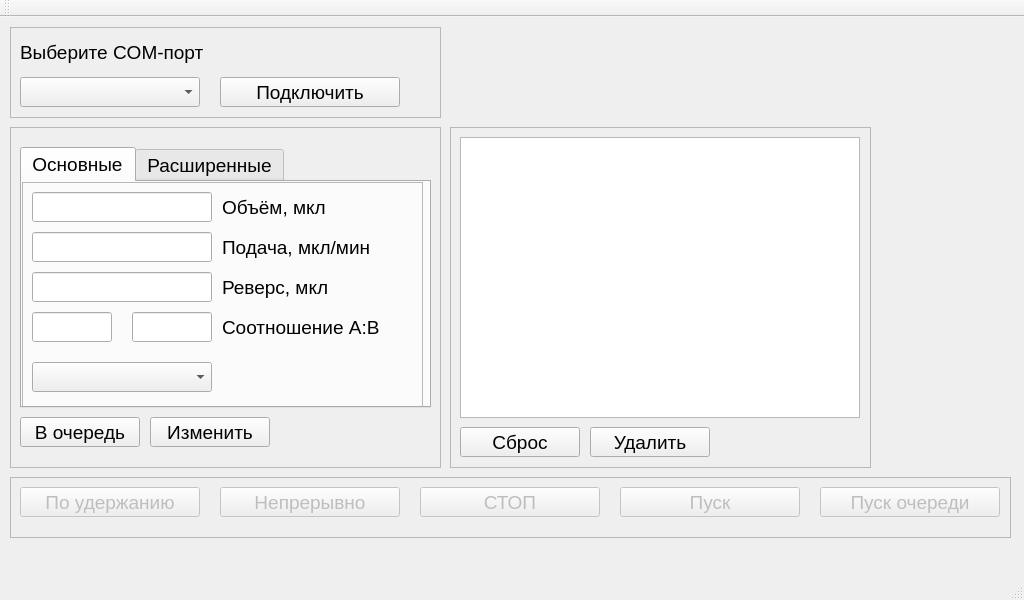
Before: the Qt Designer form MC3/MC3/mainwindow.ui in Vlad104/Monorotor_Commander_Desktop, drawn with Qt 5.
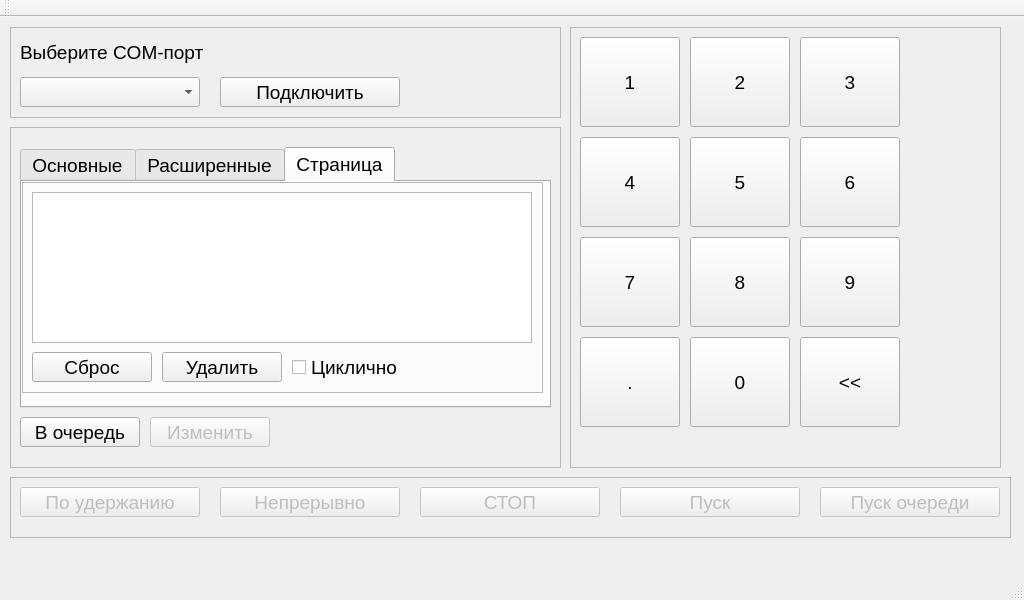
After: the same form once the commit is applied. The open tabs and pages were chosen to show the change.

Commit message: Добавил кнопки ввода

Patch:
```diff
--- a/MC3/MC3/mainwindow.ui
+++ b/MC3/MC3/mainwindow.ui
@@ -45,7 +45,7 @@
      <rect>
       <x>10</x>
       <y>110</y>
-      <width>431</width>
+      <width>551</width>
       <height>341</height>
      </rect>
     </property>
@@ -83,7 +83,7 @@
       <rect>
        <x>10</x>
        <y>20</y>
-       <width>411</width>
+       <width>531</width>
        <height>261</height>
       </rect>
      </property>
@@ -186,6 +186,9 @@
         </property>
        </widget>
        <widget class="QLabel" name="label_reverse">
+        <property name="enabled">
+         <bool>false</bool>
+        </property>
         <property name="geometry">
          <rect>
           <x>200</x>
@@ -279,6 +282,9 @@
         </property>
        </widget>
        <widget class="QLineEdit" name="lineEdit_reverse">
+        <property name="enabled">
+         <bool>false</bool>
+        </property>
         <property name="geometry">
          <rect>
           <x>10</x>
@@ -515,33 +521,17 @@
        </widget>
       </widget>
      </widget>
-    </widget>
-    <widget class="QPushButton" name="pushButton_change">
-     <property name="geometry">
-      <rect>
-       <x>140</x>
-       <y>290</y>
-       <width>120</width>
-       <height>30</height>
-      </rect>
-     </property>
-     <property name="font">
-      <font>
-       <pointsize>14</pointsize>
-      </font>
-     </property>
-     <property name="text">
-      <string>Изменить</string>
-     </property>
-    </widget>
-   </widget>
+     <widget class="QWidget" name="tab">
+      <attribute name="title">
+       <string>Страница</string>
+      </attribute>
    <widget class="QFrame" name="frame_order">
     <property name="geometry">
      <rect>
-      <x>450</x>
-      <y>110</y>
-      <width>421</width>
-      <height>341</height>
+         <x>0</x>
+         <y>0</y>
+         <width>521</width>
+         <height>211</height>
      </rect>
     </property>
     <property name="font">
@@ -559,7 +549,7 @@
      <property name="geometry">
       <rect>
        <x>140</x>
-       <y>300</y>
+          <y>170</y>
        <width>120</width>
        <height>30</height>
       </rect>
@@ -577,7 +567,7 @@
      <property name="geometry">
       <rect>
        <x>10</x>
-       <y>300</y>
+          <y>170</y>
        <width>120</width>
        <height>30</height>
       </rect>
@@ -596,8 +586,8 @@
       <rect>
        <x>10</x>
        <y>10</y>
-       <width>400</width>
-       <height>281</height>
+          <width>500</width>
+          <height>151</height>
       </rect>
      </property>
      <property name="sizePolicy">
@@ -648,19 +638,56 @@
       <bool>false</bool>
      </attribute>
      <attribute name="verticalHeaderDefaultSectionSize">
-      <number>30</number>
+         <number>33</number>
      </attribute>
      <attribute name="verticalHeaderMinimumSectionSize">
       <number>30</number>
      </attribute>
     </widget>
+       <widget class="QCheckBox" name="checkBox_loop">
+        <property name="geometry">
+         <rect>
+          <x>270</x>
+          <y>170</y>
+          <width>121</width>
+          <height>31</height>
+         </rect>
+        </property>
+        <property name="text">
+         <string>Циклично</string>
+        </property>
+       </widget>
+      </widget>
+     </widget>
+    </widget>
+    <widget class="QPushButton" name="pushButton_change">
+     <property name="enabled">
+      <bool>false</bool>
+     </property>
+     <property name="geometry">
+      <rect>
+       <x>140</x>
+       <y>290</y>
+       <width>120</width>
+       <height>30</height>
+      </rect>
+     </property>
+     <property name="font">
+      <font>
+       <pointsize>14</pointsize>
+      </font>
+     </property>
+     <property name="text">
+      <string>Изменить</string>
+     </property>
+    </widget>
    </widget>
    <widget class="QFrame" name="frame_com">
     <property name="geometry">
      <rect>
       <x>10</x>
       <y>10</y>
-      <width>431</width>
+      <width>551</width>
       <height>91</height>
      </rect>
     </property>
@@ -853,6 +880,178 @@
      </property>
     </widget>
    </widget>
+   <widget class="QFrame" name="frame_numbers">
+    <property name="geometry">
+     <rect>
+      <x>570</x>
+      <y>10</y>
+      <width>431</width>
+      <height>441</height>
+     </rect>
+    </property>
+    <property name="frameShape">
+     <enum>QFrame::StyledPanel</enum>
+    </property>
+    <property name="frameShadow">
+     <enum>QFrame::Plain</enum>
+    </property>
+    <widget class="QPushButton" name="pushButton_n1">
+     <property name="geometry">
+      <rect>
+       <x>10</x>
+       <y>10</y>
+       <width>100</width>
+       <height>90</height>
+      </rect>
+     </property>
+     <property name="text">
+      <string>1</string>
+     </property>
+    </widget>
+    <widget class="QPushButton" name="pushButton_n2">
+     <property name="geometry">
+      <rect>
+       <x>120</x>
+       <y>10</y>
+       <width>100</width>
+       <height>90</height>
+      </rect>
+     </property>
+     <property name="text">
+      <string>2</string>
+     </property>
+    </widget>
+    <widget class="QPushButton" name="pushButton_n3">
+     <property name="geometry">
+      <rect>
+       <x>230</x>
+       <y>10</y>
+       <width>100</width>
+       <height>90</height>
+      </rect>
+     </property>
+     <property name="text">
+      <string>3</string>
+     </property>
+    </widget>
+    <widget class="QPushButton" name="pushButton_n4">
+     <property name="geometry">
+      <rect>
+       <x>10</x>
+       <y>110</y>
+       <width>100</width>
+       <height>90</height>
+      </rect>
+     </property>
+     <property name="text">
+      <string>4</string>
+     </property>
+    </widget>
+    <widget class="QPushButton" name="pushButton_n5">
+     <property name="geometry">
+      <rect>
+       <x>120</x>
+       <y>110</y>
+       <width>100</width>
+       <height>90</height>
+      </rect>
+     </property>
+     <property name="text">
+      <string>5</string>
+     </property>
+    </widget>
+    <widget class="QPushButton" name="pushButton_n6">
+     <property name="geometry">
+      <rect>
+       <x>230</x>
+       <y>110</y>
+       <width>100</width>
+       <height>90</height>
+      </rect>
+     </property>
+     <property name="text">
+      <string>6</string>
+     </property>
+    </widget>
+    <widget class="QPushButton" name="pushButton_n7">
+     <property name="geometry">
+      <rect>
+       <x>10</x>
+       <y>210</y>
+       <width>100</width>
+       <height>90</height>
+      </rect>
+     </property>
+     <property name="text">
+      <string>7</string>
+     </property>
+    </widget>
+    <widget class="QPushButton" name="pushButton_n8">
+     <property name="geometry">
+      <rect>
+       <x>120</x>
+       <y>210</y>
+       <width>100</width>
+       <height>90</height>
+      </rect>
+     </property>
+     <property name="text">
+      <string>8</string>
+     </property>
+    </widget>
+    <widget class="QPushButton" name="pushButton_n9">
+     <property name="geometry">
+      <rect>
+       <x>230</x>
+       <y>210</y>
+       <width>100</width>
+       <height>90</height>
+      </rect>
+     </property>
+     <property name="text">
+      <string>9</string>
+     </property>
+    </widget>
+    <widget class="QPushButton" name="pushButton_n11">
+     <property name="geometry">
+      <rect>
+       <x>10</x>
+       <y>310</y>
+       <width>100</width>
+       <height>90</height>
+      </rect>
+     </property>
+     <property name="text">
+      <string>.</string>
+     </property>
+    </widget>
+    <widget class="QPushButton" name="pushButton_n0">
+     <property name="geometry">
+      <rect>
+       <x>120</x>
+       <y>310</y>
+       <width>100</width>
+       <height>90</height>
+      </rect>
+     </property>
+     <property name="text">
+      <string>0</string>
+     </property>
+    </widget>
+    <widget class="QPushButton" name="pushButton_n12">
+     <property name="geometry">
+      <rect>
+       <x>230</x>
+       <y>310</y>
+       <width>100</width>
+       <height>90</height>
+      </rect>
+     </property>
+     <property name="text">
+      <string>&lt;&lt;</string>
+     </property>
+    </widget>
+   </widget>
   </widget>
   <widget class="QMenuBar" name="menuBar">
    <property name="geometry">
```
Left out of the diff: 23 changed lines with no effect on the pictures. Lines whose indentation alone changed are shown as unchanged. The commit also changes 5 other files.
